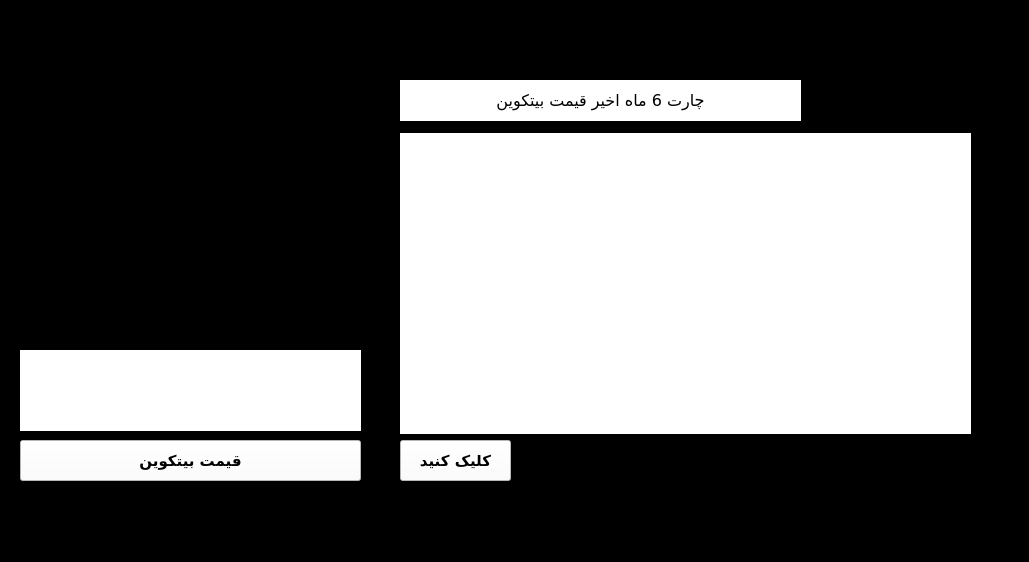
ferdosshokati/-bitcoin-price-tracker, file bitcoin.ui: the form before one commit.
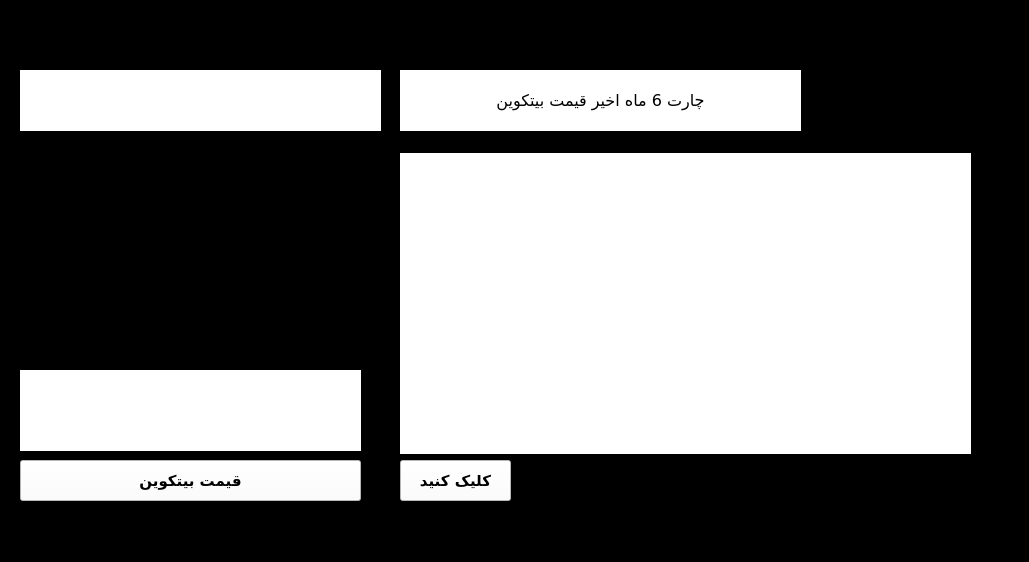
The form after the commit. Icons and pictures are not drawn.

Patch:
```diff
--- a/bitcoin.ui
+++ b/bitcoin.ui
@@ -27,7 +27,7 @@
     <property name="geometry">
      <rect>
       <x>400</x>
-      <y>133</y>
+      <y>153</y>
       <width>571</width>
       <height>301</height>
      </rect>
@@ -40,7 +40,7 @@
     <property name="geometry">
      <rect>
       <x>400</x>
-      <y>440</y>
+      <y>460</y>
       <width>111</width>
       <height>41</height>
      </rect>
@@ -71,7 +71,7 @@
     <property name="geometry">
      <rect>
       <x>20</x>
-      <y>350</y>
+      <y>370</y>
       <width>341</width>
       <height>81</height>
      </rect>
@@ -97,7 +97,7 @@
     <property name="geometry">
      <rect>
       <x>20</x>
-      <y>440</y>
+      <y>460</y>
       <width>341</width>
       <height>41</height>
      </rect>
@@ -129,7 +129,7 @@
     <property name="geometry">
      <rect>
       <x>30</x>
-      <y>130</y>
+      <y>150</y>
       <width>351</width>
       <height>201</height>
      </rect>
@@ -148,9 +148,9 @@
     <property name="geometry">
      <rect>
       <x>400</x>
-      <y>80</y>
+      <y>70</y>
       <width>401</width>
-      <height>41</height>
+      <height>61</height>
      </rect>
     </property>
     <property name="font">
@@ -170,6 +170,32 @@
      <set>Qt::AlignCenter</set>
     </property>
    </widget>
+   <widget class="QLabel" name="label">
+    <property name="geometry">
+     <rect>
+      <x>20</x>
+      <y>70</y>
+      <width>361</width>
+      <height>61</height>
+     </rect>
+    </property>
+    <property name="font">
+     <font>
+      <family>2  Mitra</family>
+      <pointsize>10</pointsize>
+     </font>
+    </property>
+    <property name="styleSheet">
+     <string notr="true">background-color: rgb(255, 255, 255);
+color: rgb(0, 0, 0);</string>
+    </property>
+    <property name="text">
+     <string/>
+    </property>
+    <property name="alignment">
+     <set>Qt::AlignRight|Qt::AlignTrailing|Qt::AlignVCenter</set>
+    </property>
+   </widget>
   </widget>
   <widget class="QMenuBar" name="menubar">
    <property name="geometry">
```
